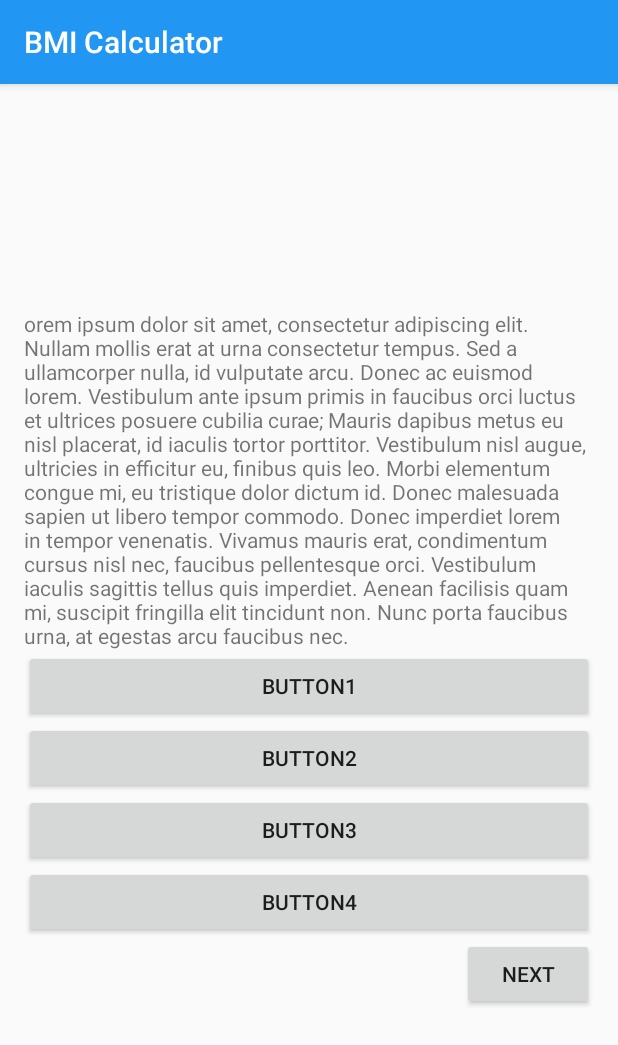
After one commit to Fuksiarz/TipperCollegeActivities, an Android app: the Quizz01 screen opened directly, with no data from a screen before it, on a phone screen of 412 x 824 dp. The commit adds this screen. Shown: the top 1045 px of the screen. Run offline under Robolectric (Android 15) with nearby library versions, the phone set to English and light mode, and no system bars.

Commit message:
Zajecia3

```diff
--- /dev/null
+++ b/PAMO/Tipper/app/src/main/java/com/example/tipper/Quizz01.java
@@ -0,0 +1,30 @@
+package com.example.tipper;
+
+import androidx.appcompat.app.AppCompatActivity;
+
+import android.content.Intent;
+import android.os.Bundle;
+import android.view.View;
+import android.widget.Button;
+
+public class Quizz01 extends AppCompatActivity {
+
+    private Button nextButton;
+
+    @Override
+    protected void onCreate(Bundle savedInstanceState) {
+        super.onCreate(savedInstanceState);
+        setContentView(R.layout.activity_quizz01);
+        nextButton = (Button) findViewById(R.id.buttonNextQuestion1);
+
+        nextButton.setOnClickListener(new View.OnClickListener() {
+            @Override
+            public void onClick(View view) {
+                Intent switchActivityIntent = new Intent(Quizz01.this, Quizz02.class);
+                startActivity(switchActivityIntent);
+            }
+        });
+
+
+    }
+}
--- /dev/null
+++ b/PAMO/Tipper/app/src/main/res/layout/activity_quizz01.xml
@@ -0,0 +1,55 @@
+<?xml version="1.0" encoding="utf-8"?>
+<LinearLayout xmlns:android="http://schemas.android.com/apk/res/android"
+    android:layout_width="match_parent"
+    android:layout_height="match_parent"
+    android:gravity="center"
+    android:orientation="vertical"
+    android:paddingLeft="16dp"
+    android:paddingRight="16dp">
+
+    >
+
+
+    <TextView
+        android:id="@+id/textView"
+        android:layout_width="match_parent"
+        android:layout_height="wrap_content"
+
+        android:text="@string/question1" />
+
+    <Button
+        android:id="@+id/buttonAnswer1Question1"
+        android:layout_width="match_parent"
+        android:layout_height="wrap_content"
+
+        android:text="Button1" />
+
+    <Button
+        android:id="@+id/buttonAnswer2Question1"
+        android:layout_width="match_parent"
+        android:layout_height="wrap_content"
+
+        android:text="Button2" />
+
+    <Button
+        android:id="@+id/buttonAnswer3Question1"
+        android:layout_width="match_parent"
+        android:layout_height="wrap_content"
+        android:text="Button3" />
+
+    <Button
+        android:id="@+id/buttonAnswer4Question1"
+        android:layout_width="match_parent"
+        android:layout_height="wrap_content"
+
+        android:text="Button4" />
+
+    <Button
+        android:id="@+id/buttonNextQuestion1"
+        android:layout_width="wrap_content"
+        android:layout_height="wrap_content"
+        android:layout_gravity="end"
+
+        android:text="next" />
+
+</LinearLayout>
--- a/PAMO/Tipper/app/src/main/res/values/strings.xml
+++ b/PAMO/Tipper/app/src/main/res/values/strings.xml
@@ -13,4 +13,8 @@
     <string name="woman">woman</string>
     <string name="cal">cal</string>
     <string name="what_can_i_eat">what can i eat</string>
+    <string name="question1">orem ipsum dolor sit amet, consectetur adipiscing elit. Nullam mollis erat at urna consectetur tempus. Sed a ullamcorper nulla, id vulputate arcu. Donec ac euismod lorem. Vestibulum ante ipsum primis in faucibus orci luctus et ultrices posuere cubilia curae; Mauris dapibus metus eu nisl placerat, id iaculis tortor porttitor. Vestibulum nisl augue, ultricies in efficitur eu, finibus quis leo. Morbi elementum congue mi, eu tristique dolor dictum id. Donec malesuada sapien ut libero tempor commodo. Donec imperdiet lorem in tempor venenatis. Vivamus mauris erat, condimentum cursus nisl nec, faucibus pellentesque orci. Vestibulum iaculis sagittis tellus quis imperdiet. Aenean facilisis quam mi, suscipit fringilla elit tincidunt non. Nunc porta faucibus urna, at egestas arcu faucibus nec.</string>
+    <string name="question2">Nunc sagittis a nisl nec dapibus. Morbi vitae lectus ut ligula condimentum interdum nec at sapien. Aliquam erat volutpat. Nam tincidunt metus in rhoncus dignissim. Cras in varius tortor, vel fermentum felis. Pellentesque sollicitudin iaculis est id gravida. Suspendisse nec eleifend urna, non blandit nulla. Nulla tristique purus quis enim egestas pellentesque. Mauris a risus sed quam suscipit hendrerit nec id nulla. Nulla eget leo tellus. Pellentesque gravida vehicula purus, quis posuere ex luctus sed. Donec vel velit suscipit tortor condimentum tempor.</string>
+    <string name='question3'>Vivamus sodales ultricies nunc eu porta. Nulla molestie fermentum commodo. Fusce id libero vel eros finibus venenatis vitae a odio. Sed et purus tempus, volutpat augue et, sollicitudin tellus. Quisque erat lacus, facilisis nec tortor in, efficitur placerat ipsum. Quisque eget finibus mi. Praesent lobortis posuere risus, eu elementum orci congue sit amet. Fusce blandit, purus in varius faucibus, urna sem varius justo, eu porttitor magna ligula non urna. Proin finibus luctus risus at vestibulum. Aenean sit amet pulvinar eros, eu sodales orci.</string>
+
 </resources>
```
Also changed, not shown: PAMO/Tipper/app/src/main/AndroidManifest.xml (+11 -1 lines), PAMO/Tipper/app/src/main/java/com/example/tipper/MainActivity.java (+16 -0 lines), PAMO/Tipper/app/src/main/java/com/example/tipper/Quizz02.java (added, +28 -0 lines), PAMO/Tipper/app/src/main/java/com/example/tipper/Quizz03.java (added, +28 -0 lines), PAMO/Tipper/app/src/main/java/com/example/tipper/Quizz04.java (added, +14 -0 lines), PAMO/Tipper/app/src/main/res/layout/activity_main.xml (+8 -0 lines), PAMO/Tipper/app/src/main/res/layout/activity_quizz02.xml (added, +55 -0 lines), PAMO/Tipper/app/src/main/res/layout/activity_quizz03.xml (added, +55 -0 lines), PAMO/Tipper/app/src/main/res/layout/activity_quizz04.xml (added, +9 -0 lines).
